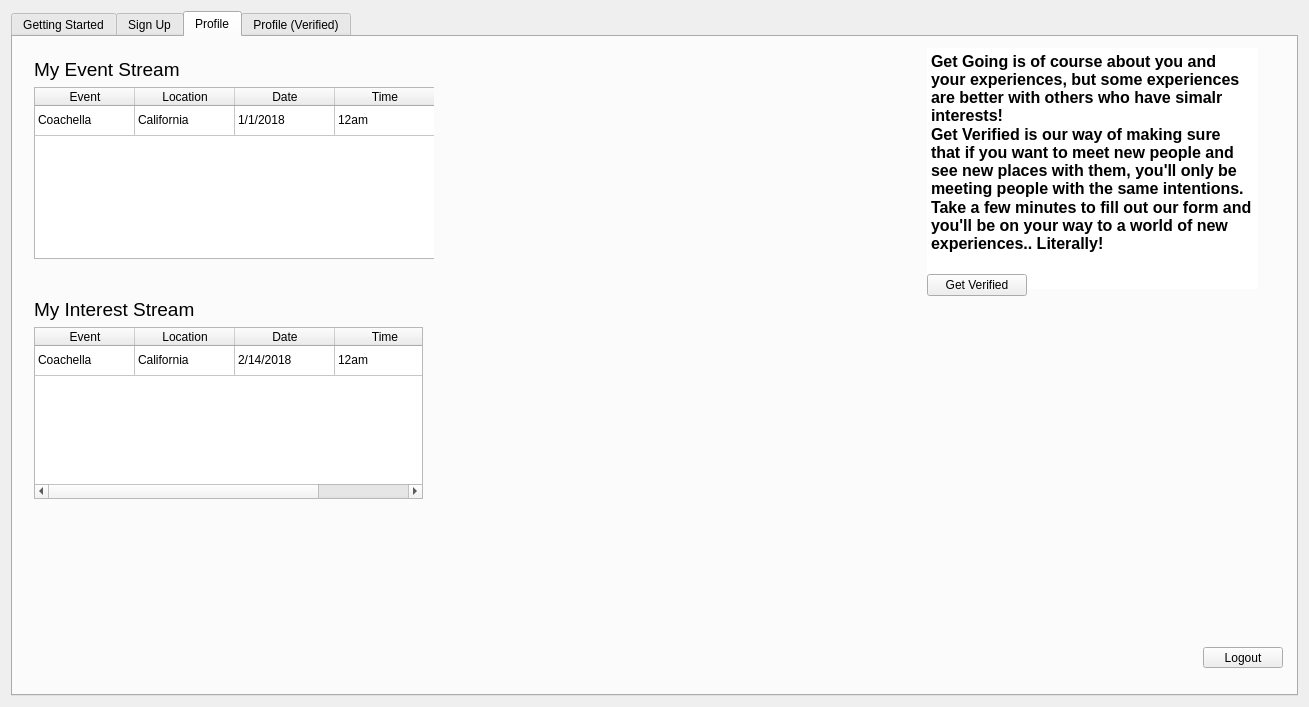
Before: the Qt Designer form src/web-app/interestdata.ui in Aesylwinn/software-engineering, drawn with Qt 5.
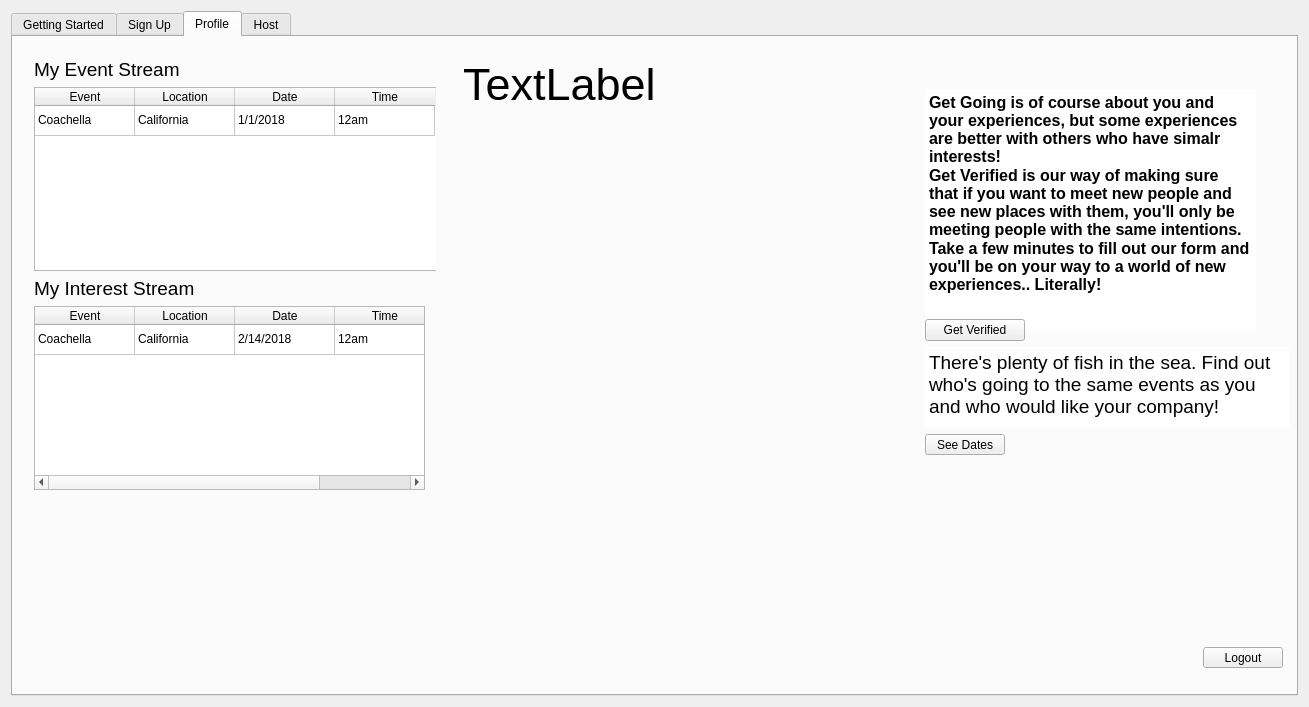
After: the same form once the commit is applied. The open tabs and pages were chosen to show the change. Icons and pictures are not drawn.

```diff
--- a/src/web-app/interestdata.ui
+++ b/src/web-app/interestdata.ui
@@ -785,15 +785,161 @@
       <attribute name="title">
        <string>Profile</string>
       </attribute>
-      <widget class="QWidget" name="layoutWidget">
+      <widget class="QPushButton" name="logout">
+       <property name="geometry">
+        <rect>
+         <x>1190</x>
+         <y>610</y>
+         <width>80</width>
+         <height>21</height>
+        </rect>
+       </property>
+       <property name="text">
+        <string>Logout</string>
+       </property>
+      </widget>
+      <widget class="QLabel" name="Nam_Display_2">
+       <property name="geometry">
+        <rect>
+         <x>450</x>
+         <y>10</y>
+         <width>350</width>
+         <height>75</height>
+        </rect>
+       </property>
+       <property name="minimumSize">
+        <size>
+         <width>350</width>
+         <height>75</height>
+        </size>
+       </property>
+       <property name="maximumSize">
+        <size>
+         <width>350</width>
+         <height>75</height>
+        </size>
+       </property>
+       <property name="font">
+        <font>
+         <pointsize>34</pointsize>
+        </font>
+       </property>
+       <property name="focusPolicy">
+        <enum>Qt::NoFocus</enum>
+       </property>
+       <property name="text">
+        <string>TextLabel</string>
+       </property>
+      </widget>
+      <widget class="QWidget" name="">
        <property name="geometry">
         <rect>
          <x>10</x>
-         <y>250</y>
-         <width>411</width>
-         <height>223</height>
+         <y>10</y>
+         <width>413</width>
+         <height>454</height>
         </rect>
        </property>
+       <layout class="QVBoxLayout" name="verticalLayout_18">
+        <item>
+         <layout class="QVBoxLayout" name="verticalLayout_29">
+          <item>
+           <widget class="QLabel" name="label_7">
+            <property name="minimumSize">
+             <size>
+              <width>171</width>
+              <height>0</height>
+             </size>
+            </property>
+            <property name="maximumSize">
+             <size>
+              <width>171</width>
+              <height>16777215</height>
+             </size>
+            </property>
+            <property name="font">
+             <font>
+              <pointsize>14</pointsize>
+             </font>
+            </property>
+            <property name="text">
+             <string>My Event Stream</string>
+            </property>
+           </widget>
+          </item>
+          <item>
+           <widget class="QTableWidget" name="interestStream_2">
+            <property name="minimumSize">
+             <size>
+              <width>409</width>
+              <height>0</height>
+             </size>
+            </property>
+            <property name="maximumSize">
+             <size>
+              <width>409</width>
+              <height>16777215</height>
+             </size>
+            </property>
+            <property name="editTriggers">
+             <set>QAbstractItemView::NoEditTriggers</set>
+            </property>
+            <property name="showGrid">
+             <bool>true</bool>
+            </property>
+            <attribute name="verticalHeaderVisible">
+             <bool>false</bool>
+            </attribute>
+            <row>
+             <property name="text">
+              <string>1</string>
+             </property>
+            </row>
+            <column>
+             <property name="text">
+              <string>Event</string>
+             </property>
+            </column>
+            <column>
+             <property name="text">
+              <string>Location</string>
+             </property>
+            </column>
+            <column>
+             <property name="text">
+              <string>Date</string>
+             </property>
+            </column>
+            <column>
+             <property name="text">
+              <string>Time</string>
+             </property>
+            </column>
+            <item row="0" column="0">
+             <property name="text">
+              <string>Coachella</string>
+             </property>
+            </item>
+            <item row="0" column="1">
+             <property name="text">
+              <string>California</string>
+             </property>
+            </item>
+            <item row="0" column="2">
+             <property name="text">
+              <string>1/1/2018</string>
+             </property>
+            </item>
+            <item row="0" column="3">
+             <property name="text">
+              <string>12am</string>
+             </property>
+            </item>
+           </widget>
+          </item>
+         </layout>
+        </item>
+        <item>
        <layout class="QVBoxLayout" name="verticalLayout">
         <item>
          <widget class="QLabel" name="label_2">
@@ -890,124 +1036,22 @@
          </widget>
         </item>
        </layout>
-      </widget>
-      <widget class="QWidget" name="layoutWidget">
-       <property name="geometry">
-        <rect>
-         <x>10</x>
-         <y>10</y>
-         <width>411</width>
-         <height>223</height>
-        </rect>
-       </property>
-       <layout class="QVBoxLayout" name="verticalLayout_29">
-        <item>
-         <widget class="QLabel" name="label_7">
-          <property name="minimumSize">
-           <size>
-            <width>171</width>
-            <height>0</height>
-           </size>
-          </property>
-          <property name="maximumSize">
-           <size>
-            <width>171</width>
-            <height>16777215</height>
-           </size>
-          </property>
-          <property name="font">
-           <font>
-            <pointsize>14</pointsize>
-           </font>
-          </property>
-          <property name="text">
-           <string>My Event Stream</string>
-          </property>
-         </widget>
-        </item>
-        <item>
-         <widget class="QTableWidget" name="interestStream_2">
-          <property name="minimumSize">
-           <size>
-            <width>409</width>
-            <height>0</height>
-           </size>
-          </property>
-          <property name="maximumSize">
-           <size>
-            <width>409</width>
-            <height>16777215</height>
-           </size>
-          </property>
-          <property name="editTriggers">
-           <set>QAbstractItemView::NoEditTriggers</set>
-          </property>
-          <property name="showGrid">
-           <bool>true</bool>
-          </property>
-          <attribute name="verticalHeaderVisible">
-           <bool>false</bool>
-          </attribute>
-          <row>
-           <property name="text">
-            <string>1</string>
-           </property>
-          </row>
-          <column>
-           <property name="text">
-            <string>Event</string>
-           </property>
-          </column>
-          <column>
-           <property name="text">
-            <string>Location</string>
-           </property>
-          </column>
-          <column>
-           <property name="text">
-            <string>Date</string>
-           </property>
-          </column>
-          <column>
-           <property name="text">
-            <string>Time</string>
-           </property>
-          </column>
-          <item row="0" column="0">
-           <property name="text">
-            <string>Coachella</string>
-           </property>
-          </item>
-          <item row="0" column="1">
-           <property name="text">
-            <string>California</string>
-           </property>
-          </item>
-          <item row="0" column="2">
-           <property name="text">
-            <string>1/1/2018</string>
-           </property>
-          </item>
-          <item row="0" column="3">
-           <property name="text">
-            <string>12am</string>
-           </property>
-          </item>
-         </widget>
         </item>
        </layout>
       </widget>
-      <widget class="QWidget" name="layoutWidget">
+      <widget class="QWidget" name="">
        <property name="geometry">
         <rect>
-         <x>870</x>
-         <y>0</y>
-         <width>419</width>
-         <height>270</height>
+         <x>901</x>
+         <y>41</y>
+         <width>375</width>
+         <height>388</height>
         </rect>
        </property>
-       <layout class="QGridLayout" name="gridLayout">
-        <item row="0" column="1">
+       <layout class="QVBoxLayout" name="verticalLayout_20">
+        <item>
+         <layout class="QVBoxLayout" name="verticalLayout_17">
+          <item>
          <widget class="QTextEdit" name="textEdit">
           <property name="minimumSize">
            <size>
@@ -1035,7 +1079,7 @@
           </property>
          </widget>
         </item>
-        <item row="1" column="1">
+          <item>
          <widget class="QPushButton" name="GetVerifiedB">
           <property name="minimumSize">
            <size>
@@ -1055,24 +1099,65 @@
          </widget>
         </item>
        </layout>
-      </widget>
-      <widget class="QPushButton" name="logout">
-       <property name="geometry">
-        <rect>
-         <x>1190</x>
-         <y>610</y>
+        </item>
+        <item>
+         <layout class="QVBoxLayout" name="verticalLayout_19">
+          <item>
+           <widget class="QPlainTextEdit" name="plainTextEdit_2">
+            <property name="minimumSize">
+             <size>
+              <width>371</width>
+              <height>81</height>
+             </size>
+            </property>
+            <property name="maximumSize">
+             <size>
+              <width>371</width>
+              <height>81</height>
+             </size>
+            </property>
+            <property name="font">
+             <font>
+              <pointsize>14</pointsize>
+              <weight>50</weight>
+              <bold>false</bold>
+             </font>
+            </property>
+            <property name="frameShape">
+             <enum>QFrame::NoFrame</enum>
+            </property>
+            <property name="plainText">
+             <string>There's plenty of fish in the sea. Find out who's going to the same events as you and who would like your company!</string>
+            </property>
+           </widget>
+          </item>
+          <item>
+           <widget class="QPushButton" name="matchB">
+            <property name="minimumSize">
+             <size>
          <width>80</width>
          <height>21</height>
-        </rect>
+             </size>
+            </property>
+            <property name="maximumSize">
+             <size>
+              <width>80</width>
+              <height>21</height>
+             </size>
        </property>
        <property name="text">
-        <string>Logout</string>
-       </property>
+             <string>See Dates</string>
+            </property>
+           </widget>
+          </item>
+         </layout>
+        </item>
+       </layout>
       </widget>
      </widget>
      <widget class="QWidget" name="tab_5">
       <attribute name="title">
-       <string>Profile (Verified)</string>
+       <string>Host</string>
       </attribute>
       <widget class="QPushButton" name="createEvent">
        <property name="geometry">
```
Left out of the diff: 6 changed lines with no effect on the pictures. Lines whose indentation alone changed are shown as unchanged.
